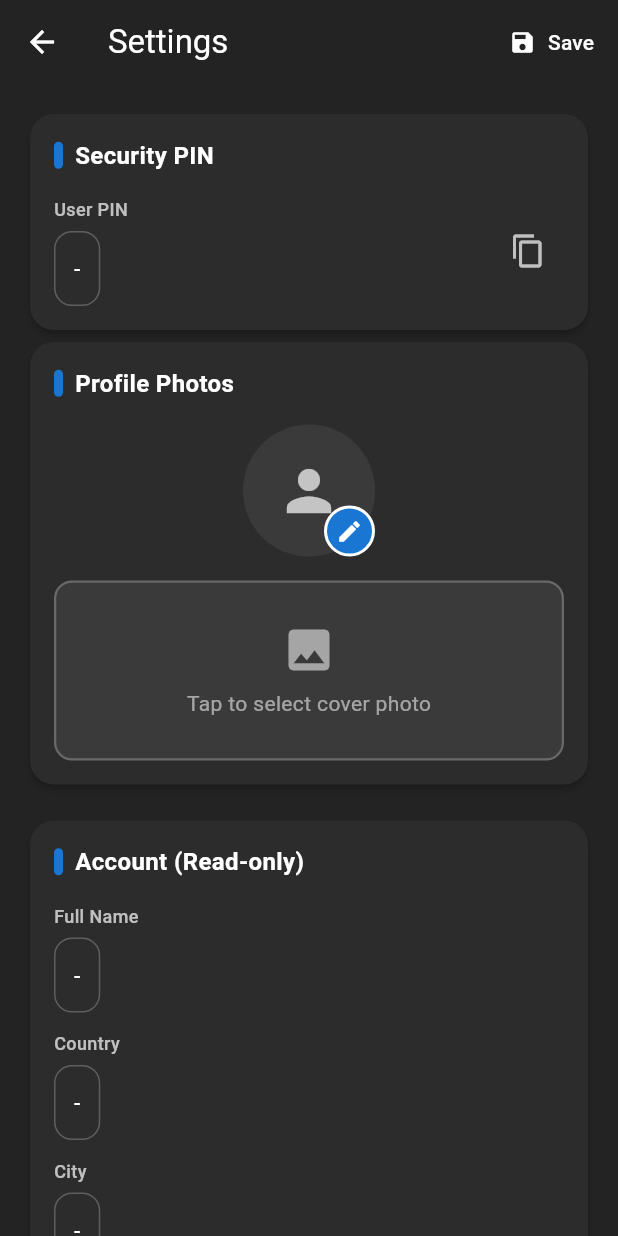
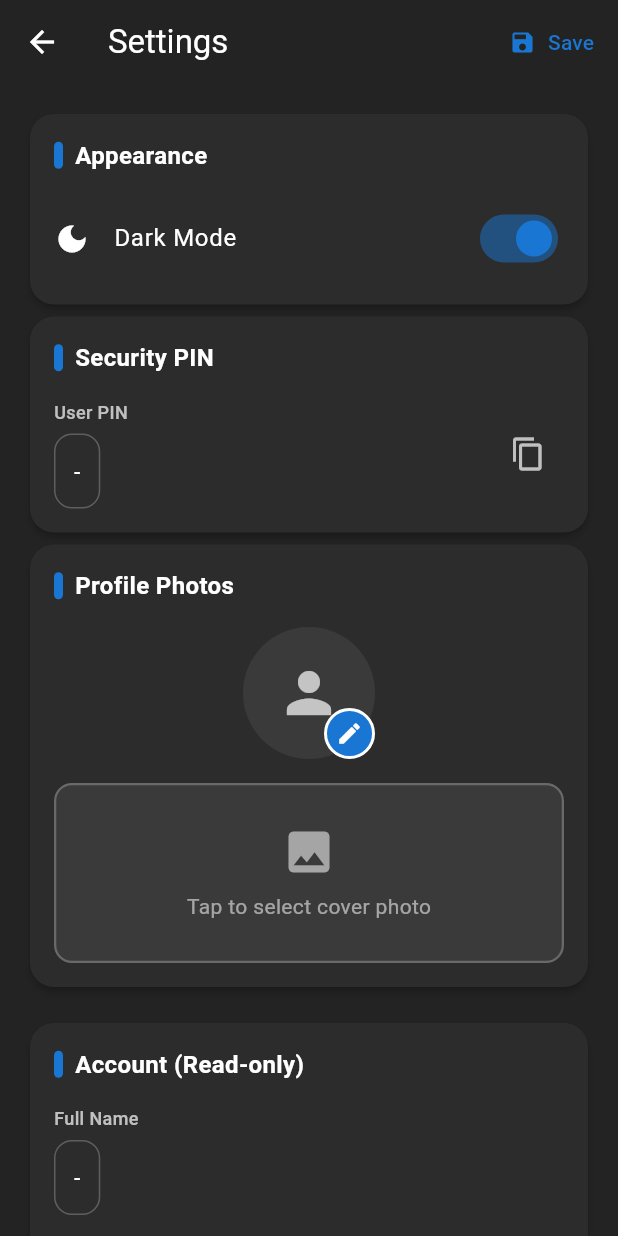
Before and after one commit to codsyn1/xcode360, a Flutter app: the SettingsScreen screen opened directly, on a phone screen of 412 x 824 dp. Run offline on Flutter 3.47's test engine with Material 3 defaults, Android fonts, the light colour scheme and no system bars; our stand-ins replace bloc, cached_network_image, cloud_firestore, connectivity_plus, equatable, firebase_auth and 12 more; accounts and stored records are empty.

Commit message:
Enable CocoaPods and add theme cubit
Add iOS and macOS Podfiles and Podfile.lock to enable CocoaPods integration and update Xcode build configs to include Pods (optional include in Debug/Release.xcconfig). Update workspace/project scheme and Flutter xcconfig files; normalize AppFrameworkInfo.plist formatting. Add theme_cubit.dart and modify lib/main.dart and lib/settings_screen.dart to integrate the new theming logic. Update macOS Flutter xcconfigs and pubspec.lock to reflect dependency changes.

```diff
--- a/lib/main.dart
+++ b/lib/main.dart
@@ -18,6 +18,7 @@ import 'users_profiles_screen.dart';
 import 'admin_password_utility.dart';
 import 'features/splash/presentation/bloc/splash_cubit.dart';
 import 'core/app/app_cubit.dart';
+import 'theme_cubit.dart';
 import 'core/navigation/navigation_cubit.dart';
 import 'web_dashboard_screen.dart';
 import 'services/notification_service.dart';
@@ -573,8 +574,11 @@ class MyApp extends StatelessWidget {
         BlocProvider(create: (_) => SplashCubit()),
         BlocProvider(create: (_) => AppCubit()..loadSession()),
         BlocProvider(create: (_) => NavigationCubit()),
+        BlocProvider(create: (_) => ThemeCubit()),
       ],
-      child: MaterialApp(
+      child: BlocBuilder<ThemeCubit, ThemeMode>(
+        builder: (context, themeMode) {
+          return MaterialApp(
       debugShowCheckedModeBanner: false,
       title: 'xcode360',
       theme: ThemeData(
@@ -596,6 +600,8 @@ class MyApp extends StatelessWidget {
         colorScheme: ColorScheme.fromSeed(seedColor: Colors.deepPurple),
         useMaterial3: true,
       ),
+      darkTheme: ThemeData.dark(useMaterial3: true),
+      themeMode: themeMode,
       home: kIsWeb ? WebHomePage() : SplashScreen(),
       routes: {
         '/admin_password': (context) => const AdminPasswordUtility(),
@@ -613,6 +619,9 @@ class MyApp extends StatelessWidget {
           }
         },
       },
-    ));
+    );
+        },
+      ),
+    );
   }
 }
--- a/lib/settings_screen.dart
+++ b/lib/settings_screen.dart
@@ -6,6 +6,7 @@ import 'features/settings/presentation/bloc/settings_state.dart';
 import 'dart:io';
 import 'sign_up_screen.dart' show SkillChipSelector;
 import 'account_deletion_screen.dart';
+import 'theme_cubit.dart';
 
 class SettingsScreen extends StatefulWidget {
   const SettingsScreen({super.key});
@@ -28,7 +29,9 @@ class _SettingsScreenState extends State<SettingsScreen> {
   @override
   Widget build(BuildContext context) {
     final formKey = GlobalKey<FormState>();
-    final theme = ThemeData(
+    final isDarkMode = context.watch<ThemeCubit>().state == ThemeMode.dark;
+    final theme = isDarkMode
+        ? ThemeData(
       colorScheme: ColorScheme.fromSeed(
         seedColor: const Color(0xFF1976D2),
         brightness: Brightness.dark,
@@ -69,7 +72,20 @@ class _SettingsScreenState extends State<SettingsScreen> {
         elevation: 0,
       ),
       useMaterial3: true,
-    );
+    )
+        : ThemeData(
+            colorScheme: ColorScheme.fromSeed(
+              seedColor: const Color(0xFF1976D2),
+              brightness: Brightness.light,
+            ),
+            scaffoldBackgroundColor: const Color(0xFFF2F2F7),
+            appBarTheme: const AppBarTheme(
+              backgroundColor: Colors.transparent,
+              foregroundColor: Colors.black,
+              elevation: 0,
+            ),
+            useMaterial3: true,
+          );
 
     return Theme(
       data: theme,
@@ -125,8 +141,8 @@ class _SettingsScreenState extends State<SettingsScreen> {
                               height: 16,
                               child: CircularProgressIndicator(strokeWidth: 2),
                             )
-                          : const Icon(Icons.save, color: Colors.white),
-                      label: const Text('Save', style: TextStyle(color: Colors.white)),
+                          : const Icon(Icons.save, color: Color(0xFF1976D2)),
+                      label: const Text('Save', style: TextStyle(color: Color(0xFF1976D2))),
                     ),
                   ],
                 ),
@@ -139,6 +155,28 @@ class _SettingsScreenState extends State<SettingsScreen> {
                           child: Column(
                             crossAxisAlignment: CrossAxisAlignment.stretch,
                             children: [
+  _SectionCard(
+    title: 'Appearance',
+    child: BlocBuilder<ThemeCubit, ThemeMode>(
+      builder: (context, mode) {
+        final isDark = mode == ThemeMode.dark;
+        return SwitchListTile(
+          contentPadding: EdgeInsets.zero,
+          activeColor: const Color(0xFF1976D2),
+          title: Text(
+            isDark ? 'Dark Mode' : 'Light Mode',
+            style: const TextStyle(color: Colors.white),
+          ),
+          secondary: Icon(
+            isDark ? Icons.dark_mode : Icons.light_mode,
+            color: Colors.white,
+          ),
+          value: isDark,
+          onChanged: (_) => context.read<ThemeCubit>().toggle(),
+        );
+      },
+    ),
+  ),
   _SectionCard(
     title: 'Security PIN',
     child: Row(
--- /dev/null
+++ b/lib/theme_cubit.dart
@@ -0,0 +1,22 @@
+import 'package:flutter/material.dart';
+import 'package:flutter_bloc/flutter_bloc.dart';
+import 'package:shared_preferences/shared_preferences.dart';
+
+class ThemeCubit extends Cubit<ThemeMode> {
+  ThemeCubit() : super(ThemeMode.dark) {
+    _load();
+  }
+
+  Future<void> _load() async {
+    final prefs = await SharedPreferences.getInstance();
+    final isLight = prefs.getBool('isLightMode') ?? false;
+    emit(isLight ? ThemeMode.light : ThemeMode.dark);
+  }
+
+  Future<void> toggle() async {
+    final newMode = state == ThemeMode.dark ? ThemeMode.light : ThemeMode.dark;
+    emit(newMode);
+    final prefs = await SharedPreferences.getInstance();
+    await prefs.setBool('isLightMode', newMode == ThemeMode.light);
+  }
+}
```
Also changed, not shown: pubspec.lock, 11 other files.
